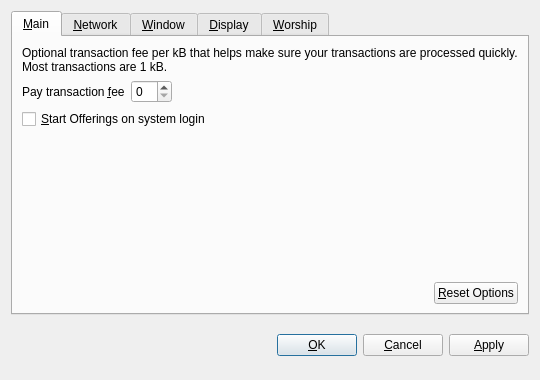
Qt form src/qt/forms/optionsdialog.ui (Spekske/offerings-gs) before a commit.
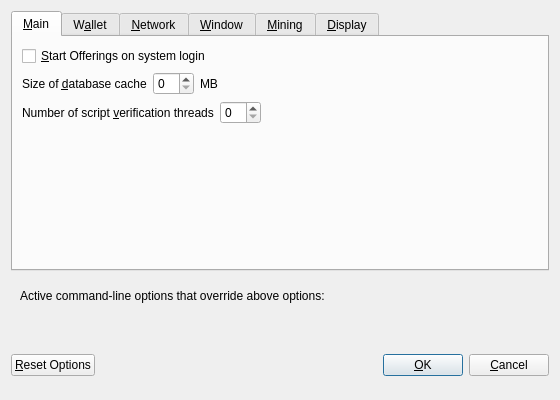
The same form after that commit. Custom widgets are drawn as their Qt base class.

The edit to the form file:
```diff
--- a/src/qt/forms/optionsdialog.ui
+++ b/src/qt/forms/optionsdialog.ui
@@ -6,8 +6,8 @@
    <rect>
     <x>0</x>
     <y>0</y>
-    <width>540</width>
-    <height>380</height>
+    <width>560</width>
+    <height>400</height>
    </rect>
   </property>
   <property name="windowTitle">
@@ -19,9 +19,6 @@
   <layout class="QVBoxLayout" name="verticalLayout">
    <item>
     <widget class="QTabWidget" name="tabWidget">
-     <property name="tabPosition">
-      <enum>QTabWidget::North</enum>
-     </property>
      <property name="currentIndex">
       <number>0</number>
      </property>
@@ -31,6 +28,116 @@
       </attribute>
       <layout class="QVBoxLayout" name="verticalLayout_Main">
        <item>
+        <widget class="QCheckBox" name="bitcoinAtStartup">
+         <property name="toolTip">
+          <string>Automatically start Offerings after logging in to the system.</string>
+         </property>
+         <property name="text">
+          <string>&amp;Start Offerings on system login</string>
+         </property>
+        </widget>
+       </item>
+       <item>
+        <layout class="QHBoxLayout" name="horizontalLayout_2_Main">
+         <item>
+          <widget class="QLabel" name="databaseCacheLabel">
+           <property name="text">
+            <string>Size of &amp;database cache</string>
+           </property>
+           <property name="textFormat">
+            <enum>Qt::PlainText</enum>
+           </property>
+           <property name="buddy">
+            <cstring>databaseCache</cstring>
+           </property>
+          </widget>
+         </item>
+         <item>
+          <widget class="QSpinBox" name="databaseCache"/>
+         </item>
+         <item>
+          <widget class="QLabel" name="databaseCacheUnitLabel">
+           <property name="text">
+            <string>MB</string>
+           </property>
+           <property name="textFormat">
+            <enum>Qt::PlainText</enum>
+           </property>
+          </widget>
+         </item>
+         <item>
+          <spacer name="horizontalSpacer_2_Main">
+           <property name="orientation">
+            <enum>Qt::Horizontal</enum>
+           </property>
+           <property name="sizeHint" stdset="0">
+            <size>
+             <width>40</width>
+             <height>20</height>
+            </size>
+           </property>
+          </spacer>
+         </item>
+        </layout>
+       </item>
+       <item>
+        <layout class="QHBoxLayout" name="horizontalLayout_3_Main">
+         <item>
+          <widget class="QLabel" name="threadsScriptVerifLabel">
+           <property name="text">
+            <string>Number of script &amp;verification threads</string>
+           </property>
+           <property name="textFormat">
+            <enum>Qt::PlainText</enum>
+           </property>
+           <property name="buddy">
+            <cstring>threadsScriptVerif</cstring>
+           </property>
+          </widget>
+         </item>
+         <item>
+          <widget class="QSpinBox" name="threadsScriptVerif">
+           <property name="toolTip">
+            <string>(0 = auto, &lt;0 = leave that many cores free)</string>
+           </property>
+          </widget>
+         </item>
+         <item>
+          <spacer name="horizontalSpacer_3_Main">
+           <property name="orientation">
+            <enum>Qt::Horizontal</enum>
+           </property>
+           <property name="sizeHint" stdset="0">
+            <size>
+             <width>40</width>
+             <height>20</height>
+            </size>
+           </property>
+          </spacer>
+         </item>
+        </layout>
+       </item>
+       <item>
+        <spacer name="verticalSpacer_Main">
+         <property name="orientation">
+          <enum>Qt::Vertical</enum>
+         </property>
+         <property name="sizeHint" stdset="0">
+          <size>
+           <width>20</width>
+           <height>40</height>
+          </size>
+         </property>
+        </spacer>
+       </item>
+      </layout>
+     </widget>
+     <widget class="QWidget" name="tabWallet">
+      <attribute name="title">
+       <string>W&amp;allet</string>
+      </attribute>
+      <layout class="QVBoxLayout" name="verticalLayout_Wallet">
+       <item>
         <widget class="QLabel" name="transactionFeeInfoLabel">
          <property name="text">
           <string>Optional transaction fee per kB that helps make sure your transactions are processed quickly. Most transactions are 1 kB.</string>
@@ -44,7 +151,7 @@
         </widget>
        </item>
        <item>
-        <layout class="QHBoxLayout" name="horizontalLayout_1_Main">
+        <layout class="QHBoxLayout" name="horizontalLayout_1_Wallet">
          <item>
           <widget class="QLabel" name="transactionFeeLabel">
            <property name="text">
@@ -77,17 +184,7 @@
         </layout>
        </item>
        <item>
-        <widget class="QCheckBox" name="bitcoinAtStartup">
-         <property name="toolTip">
-          <string>Automatically start Offerings after logging in to the system.</string>
-         </property>
-         <property name="text">
-          <string>&amp;Start Offerings on system login</string>
-         </property>
-        </widget>
-       </item>
-       <item>
-        <spacer name="verticalSpacer_Main">
+        <spacer name="verticalSpacer_Wallet">
          <property name="orientation">
           <enum>Qt::Vertical</enum>
          </property>
@@ -100,34 +197,33 @@
         </spacer>
        </item>
        <item>
-        <layout class="QHBoxLayout" name="horizontalLayout_2_Main">
-         <item>
-          <spacer name="horizontalSpacer_2_Main">
-           <property name="orientation">
-            <enum>Qt::Horizontal</enum>
-           </property>
-           <property name="sizeHint" stdset="0">
-            <size>
-             <width>40</width>
-             <height>20</height>
-            </size>
-           </property>
-          </spacer>
-         </item>
-         <item>
-          <widget class="QPushButton" name="resetButton">
-           <property name="toolTip">
-            <string>Reset all client options to default.</string>
-           </property>
-           <property name="text">
-            <string>&amp;Reset Options</string>
-           </property>
-           <property name="autoDefault">
-            <bool>false</bool>
-           </property>
-          </widget>
-         </item>
-        </layout>
+        <widget class="QGroupBox" name="groupBox">
+         <property name="title">
+          <string>Expert</string>
+         </property>
+         <layout class="QVBoxLayout" name="verticalLayout_2">
+          <item>
+           <widget class="QCheckBox" name="coinControlFeatures">
+            <property name="toolTip">
+             <string>Whether to show coin control features or not.</string>
+            </property>
+            <property name="text">
+             <string>Enable coin &amp;control features</string>
+            </property>
+           </widget>
+          </item>
+          <item>
+           <widget class="QCheckBox" name="spendZeroConfChange">
+            <property name="toolTip">
+             <string>If you disable the spending of unconfirmed change, the change from a transaction cannot be used until that transaction has at least one confirmation. This also affects how your balance is computed.</string>
+            </property>
+            <property name="text">
+             <string>&amp;Spend unconfirmed change</string>
+            </property>
+           </widget>
+          </item>
+         </layout>
+        </widget>
        </item>
       </layout>
      </widget>
@@ -310,6 +406,66 @@
        </item>
       </layout>
      </widget>
+     
+     <widget class="QWidget" name="tabMining">
+      <attribute name="title">
+       <string>&amp;Mining</string>
+      </attribute>
+      <layout class="QVBoxLayout" name="verticalLayout_Mining">
+      
+       <item>
+        <widget class="QCheckBox" name="checkboxMiningEnabled">
+         <property name="toolTip">
+          <string>&lt;html&gt;&lt;head/&gt;&lt;body&gt;&lt;p&gt;Whether to enabled Offerings mining by default.&lt;/p&gt;&lt;/body&gt;&lt;/html&gt;</string>
+         </property>
+         <property name="text">
+          <string>&amp;Mining enabled</string>
+         </property>
+        </widget>
+       </item>
+       
+       <item>
+        <layout class="QHBoxLayout" name="horizontalLayout_2_Mining">        
+         <item>
+          <widget class="QLabel" name="labelMiningProcLimit">
+           <property name="text">
+            <string>&amp;Mining limit:</string>
+           </property>
+           <property name="textFormat">
+            <enum>Qt::PlainText</enum>
+           </property>
+           <property name="buddy">
+            <cstring>comboMiningProcLimit</cstring>
+           </property>
+          </widget>
+         </item>
+         <item>
+          <widget class="QValueComboBox" name="comboMiningProcLimit">
+           <property name="toolTip">
+            <string>Choose the default mining intensity.</string>
+           </property>
+          </widget>
+         </item>
+        </layout>
+       </item>
+       <item>
+        <spacer name="verticalSpacer_Display">
+         <property name="orientation">
+          <enum>Qt::Vertical</enum>
+         </property>
+         <property name="sizeHint" stdset="0">
+          <size>
+           <width>20</width>
+           <height>40</height>
+          </size>
+         </property>
+        </spacer>
+       </item>
+       
+      </layout>
+     </widget>
+     
+     
      <widget class="QWidget" name="tabDisplay">
       <attribute name="title">
        <string>&amp;Display</string>
@@ -388,66 +544,71 @@
        </item>
       </layout>
      </widget>
-     <widget class="QWidget" name="tabMining">
-       <attribute name="title">
-        <string>&amp;Worship</string>
-       </attribute>
-       <layout class="QVBoxLayout" name="verticalLayout_Mining">
+    </widget>
+   </item>
+   <item>
+    <widget class="QFrame" name="frame">
+     <layout class="QVBoxLayout" name="verticalLayout_Bottom">
+      <item>
+       <layout class="QHBoxLayout" name="horizontalLayout_Bottom">
         <item>
-         <widget class="QCheckBox" name="checkboxMiningEnabled">
-          <property name="toolTip">
-           <string>&lt;html&gt;&lt;head/&gt;&lt;body&gt;&lt;p&gt;Allow thine altar to cry out to the Elders.&lt;/p&gt;&lt;/body&gt;&lt;/html&gt;</string>
-          </property>
+         <widget class="QLabel" name="overriddenByCommandLineInfoLabel">
           <property name="text">
-           <string>&amp;Worship Commences</string>
+           <string>Active command-line options that override above options:</string>
+          </property>
+          <property name="textFormat">
+           <enum>Qt::PlainText</enum>
           </property>
          </widget>
         </item>
         
         <item>
-         <layout class="QHBoxLayout" name="horizontalLayout_2_Mining">        
-          <item>
-           <widget class="QLabel" name="labelMiningProcLimit">
-            <property name="text">
-             <string>&amp;How devout art thou?</string>
-            </property>
-            <property name="textFormat">
-             <enum>Qt::PlainText</enum>
-            </property>
-            <property name="buddy">
-             <cstring>comboMiningProcLimit</cstring>
-            </property>
-           </widget>
-          </item>
-          <item>
-           <widget class="QValueComboBox" name="comboMiningProcLimit">
-            <property name="toolTip">
-             <string>Choose the default mining intensity.</string>
-            </property>
-           </widget>
-          </item>
-         </layout>
-        </item>
-        <item>
-         <spacer name="verticalSpacer_Display">
+         <spacer name="horizontalSpacer_Bottom">
           <property name="orientation">
-           <enum>Qt::Vertical</enum>
+           <enum>Qt::Horizontal</enum>
           </property>
           <property name="sizeHint" stdset="0">
            <size>
-            <width>20</width>
-            <height>40</height>
+            <width>40</width>
+            <height>20</height>
            </size>
           </property>
          </spacer>
         </item>
         
        </layout>
-      </widget>
+      </item>
+      <item>
+       <widget class="QLabel" name="overriddenByCommandLineLabel">
+        <property name="text">
+         <string/>
+        </property>
+        <property name="textFormat">
+         <enum>Qt::PlainText</enum>
+        </property>
+        <property name="wordWrap">
+         <bool>true</bool>
+        </property>
+       </widget>
+      </item>
+     </layout>
     </widget>
    </item>
    <item>
     <layout class="QHBoxLayout" name="horizontalLayout_Buttons">
+     <item>
+      <widget class="QPushButton" name="resetButton">
+       <property name="toolTip">
+        <string>Reset all client options to default.</string>
+       </property>
+       <property name="text">
+        <string>&amp;Reset Options</string>
+       </property>
+       <property name="autoDefault">
+        <bool>false</bool>
+       </property>
+      </widget>
+     </item>
      <item>
       <spacer name="horizontalSpacer_1">
        <property name="orientation">
@@ -463,6 +624,12 @@
      </item>
      <item>
       <widget class="QLabel" name="statusLabel">
+       <property name="minimumSize">
+        <size>
+         <width>200</width>
+         <height>0</height>
+        </size>
+       </property>
        <property name="font">
         <font>
          <weight>75</weight>
@@ -510,16 +677,6 @@
        </property>
       </widget>
      </item>
-     <item>
-      <widget class="QPushButton" name="applyButton">
-       <property name="text">
-        <string>&amp;Apply</string>
-       </property>
-       <property name="autoDefault">
-        <bool>false</bool>
-       </property>
-      </widget>
-     </item>
     </layout>
    </item>
   </layout>
@@ -527,19 +684,20 @@
  <customwidgets>
   <customwidget>
    <class>BitcoinAmountField</class>
-   <extends>QSpinBox</extends>
+   <extends>QLineEdit</extends>
    <header>bitcoinamountfield.h</header>
+   <container>1</container>
+  </customwidget>
+  <customwidget>
+   <class>QValidatedLineEdit</class>
+   <extends>QLineEdit</extends>
+   <header>qvalidatedlineedit.h</header>
   </customwidget>
   <customwidget>
    <class>QValueComboBox</class>
    <extends>QComboBox</extends>
    <header>qvaluecombobox.h</header>
   </customwidget>
-  <customwidget>
-   <class>QValidatedLineEdit</class>
-   <extends>QLineEdit</extends>
-   <header>qvalidatedlineedit.h</header>
-  </customwidget>
  </customwidgets>
  <resources/>
  <connections/>
```
Left out of the diff: 66 changed lines with no effect on the pictures.
